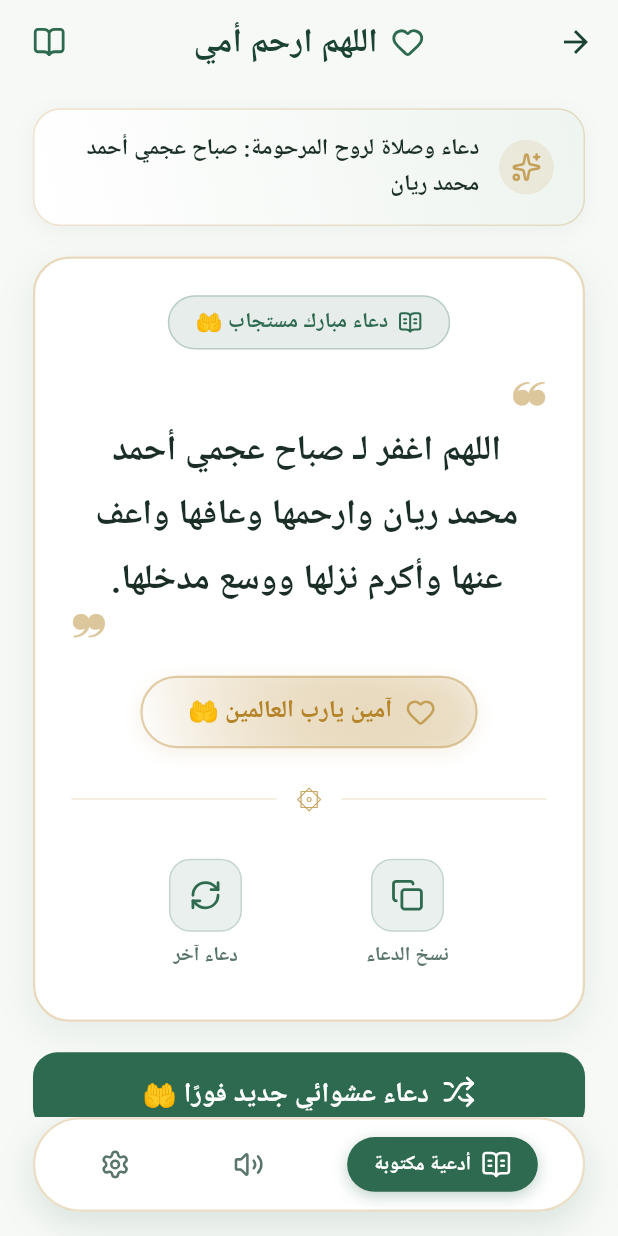
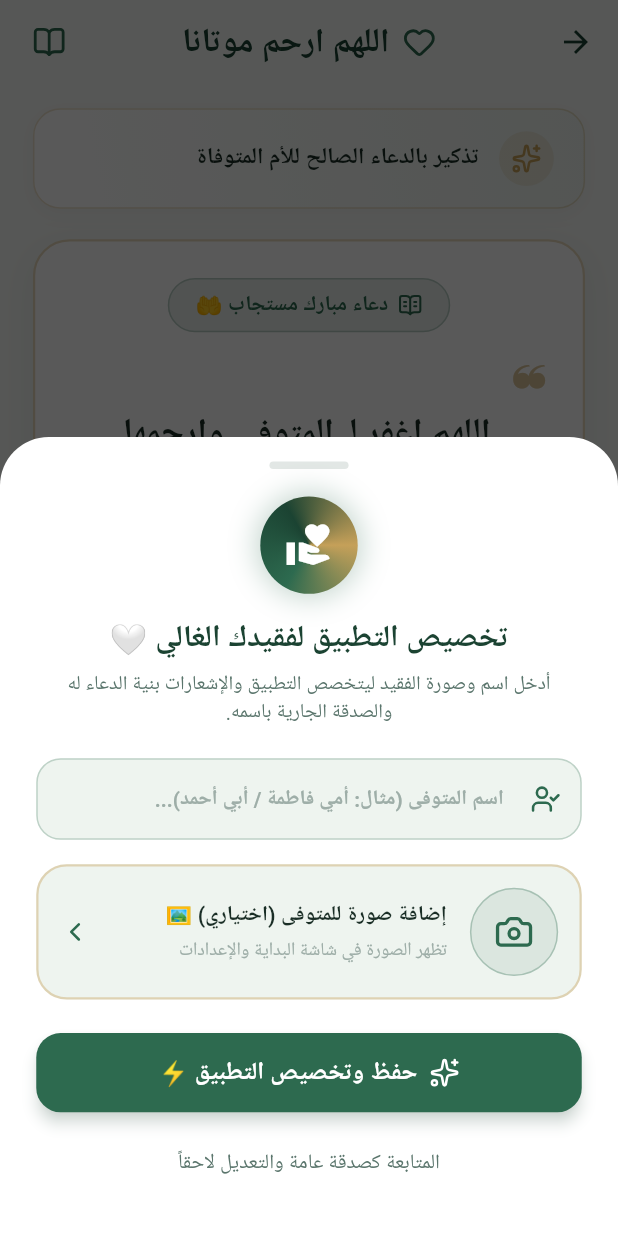
Before and after one commit to MohamedRefky/athkar_alarms, a Flutter app: the ShellScreen screen opened directly, on a phone screen of 412 x 824 dp. Run offline on Flutter 3.47's test engine with Material 3 defaults, Android fonts, the phone set to English and light mode, and no system bars; our stand-ins replace audioplayers, equatable, file_picker, flutter_bloc, flutter_local_notifications, flutter_screenutil and 6 more; accounts and stored records are empty; Roboto replaces fonts that are missing (Zain).

Commit message:
feat: implement core app UI and navigation architecture with home, shell, and initial setup flow

```diff
--- a/lib/models/dua_model.dart
+++ b/lib/models/dua_model.dart
@@ -46,7 +46,8 @@ class DuaModel extends Equatable {
   }
 
   String getFormattedText(String motherName) {
-    final name = motherName.trim().isNotEmpty ? motherName.trim() : 'أمي';
+    final trimmed = motherName.trim();
+    final name = trimmed.isNotEmpty ? trimmed : 'المتوفى';
     return text.replaceAll('{mother_name}', name);
   }
 
--- a/lib/models/settings_model.dart
+++ b/lib/models/settings_model.dart
@@ -85,7 +85,7 @@ class SettingsModel extends Equatable {
   final Map<int, String> customAudioMap;
 
   const SettingsModel({
-    this.motherName = 'صباح عجمي أحمد محمد ريان',
+    this.motherName = '',
     this.isTextNotificationsEnabled = true,
     this.textFrequency = NotificationFrequency.custom,
     this.textCustomIntervalMinutes = 180,
--- a/lib/screens/home_screen.dart
+++ b/lib/screens/home_screen.dart
@@ -23,13 +23,17 @@ class HomeScreen extends StatelessWidget {
       backgroundColor: isDark ? AppColors.darkBackground : AppColors.background,
       appBar: AppBar(
         centerTitle: true,
-        title: Row(
+        title: BlocBuilder<SettingsCubit, SettingsState>(
+          builder: (context, settingsState) {
+            final name = settingsState.settings.motherName.trim();
+            final titleText = name.isNotEmpty ? 'اللهم ارحم $name' : 'اللهم ارحم موتانا';
+            return Row(
               mainAxisSize: MainAxisSize.min,
               children: [
                 Icon(LucideIcons.heart, color: AppColors.primary, size: 22.r),
                 SizedBox(width: 8.w),
                 Text(
-              'اللهم ارحم أمي',
+                  titleText,
                   style: TextStyle(
                     fontSize: 22.sp,
                     fontWeight: FontWeight.bold,
@@ -37,6 +41,8 @@ class HomeScreen extends StatelessWidget {
                   ),
                 ),
               ],
+            );
+          },
         ),
         actions: [
           IconButton(
--- a/lib/services/preferences_service.dart
+++ b/lib/services/preferences_service.dart
@@ -30,7 +30,7 @@ class PreferencesService {
 
   SettingsModel getSettings() {
     final motherName =
-        _prefs.getString(keyMotherName) ?? 'صباح عجمي أحمد محمد ريان';
+        _prefs.getString(keyMotherName) ?? '';
 
     // Text settings
     final isTextEnabled = _prefs.getBool(keyIsTextEnabled) ?? true;
--- /dev/null
+++ b/lib/widgets/initial_setup_sheet.dart
@@ -0,0 +1,398 @@
+import 'dart:io';
+import 'package:file_picker/file_picker.dart';
+import 'package:flutter/material.dart';
+import 'package:flutter_bloc/flutter_bloc.dart';
+import 'package:flutter_screenutil/flutter_screenutil.dart';
+import 'package:lucide_icons_flutter/lucide_icons.dart';
+
+import '../app/app_colors.dart';
+import '../cubits/dua_cubit.dart';
+import '../cubits/settings_cubit.dart';
+
+class InitialSetupSheet extends StatefulWidget {
+  const InitialSetupSheet({super.key});
+
+  static Future<void> show(BuildContext context) async {
+    final isDark = Theme.of(context).brightness == Brightness.dark;
+    await showModalBottomSheet(
+      context: context,
+      isScrollControlled: true,
+      backgroundColor: isDark ? AppColors.darkSurface : AppColors.surface,
+      barrierColor: Colors.black.withValues(alpha: 0.65),
+      shape: RoundedRectangleBorder(
+        borderRadius: BorderRadius.vertical(top: Radius.circular(32.r)),
+      ),
+      builder: (_) => const InitialSetupSheet(),
+    );
+  }
+
+  @override
+  State<InitialSetupSheet> createState() => _InitialSetupSheetState();
+}
+
+class _InitialSetupSheetState extends State<InitialSetupSheet> {
+  late TextEditingController _nameController;
+  String? _pickedImagePath;
+  bool _isPickingImage = false;
+
+  @override
+  void initState() {
+    super.initState();
+    final settings = context.read<SettingsCubit>().state.settings;
+    _nameController = TextEditingController(text: settings.motherName);
+    _pickedImagePath = settings.customSplashImagePath;
+  }
+
+  @override
+  void dispose() {
+    _nameController.dispose();
+    super.dispose();
+  }
+
+  Future<void> _pickImage() async {
+    setState(() => _isPickingImage = true);
+    try {
+      final result = await FilePicker.platform.pickFiles(
+        type: FileType.image,
+        allowMultiple: false,
+      );
+      if (result != null && result.files.single.path != null && mounted) {
+        final rawPath = result.files.single.path!;
+        // Copy to persistent directory
+        String savedPath = rawPath;
+        try {
+          final pickedFile = File(rawPath);
+          final persistentDir =
+              Directory('${pickedFile.parent.parent.path}/persistent_splash');
+          if (!persistentDir.existsSync()) {
+            await persistentDir.create(recursive: true);
+          }
+          final extension = pickedFile.path.split('.').last;
+          final targetFile =
+              File('${persistentDir.path}/splash_image.$extension');
+          await pickedFile.copy(targetFile.path);
+          savedPath = targetFile.path;
+        } catch (_) {}
+
+        setState(() {
+          _pickedImagePath = savedPath;
+        });
+      }
+    } catch (e) {
+      debugPrint('File picker error: $e');
+    } finally {
+      if (mounted) {
+        setState(() => _isPickingImage = false);
+      }
+    }
+  }
+
+  void _saveAndClose() {
+    final name = _nameController.text.trim();
+    final settingsCubit = context.read<SettingsCubit>();
+
+    // Update name
+    settingsCubit.updateMotherName(name);
+
+    // Update image
+    settingsCubit.updateCustomSplashImagePath(_pickedImagePath);
+
+    // Reschedule notifications with new name/image
+    final duaCubit = context.read<DuaCubit>();
+    settingsCubit.rescheduleNotifications(
+      duas: duaCubit.state.duas,
+      audioAzkar: duaCubit.state.audioAzkar,
+      onlyIfEmpty: false,
+    );
+
+    Navigator.pop(context);
+
+    ScaffoldMessenger.of(context).showSnackBar(
+      SnackBar(
+        content: Row(
+          children: [
+            Icon(LucideIcons.checkCircle2, color: Colors.white, size: 20.r),
+            SizedBox(width: 10.w),
+            Expanded(
+              child: Text(
+                name.isNotEmpty
+                    ? 'تم حفظ بيانات "$name" وتخصيص التطبيق والإشعارات 🤍'
+                    : 'تم تخصيص التطبيق بنجاح 🤍',
+                style: const TextStyle(fontWeight: FontWeight.bold),
+              ),
+            ),
+          ],
+        ),
+        backgroundColor: AppColors.primary,
+        behavior: SnackBarBehavior.floating,
+        shape: RoundedRectangleBorder(
+          borderRadius: BorderRadius.circular(12.r),
+        ),
+      ),
+    );
+  }
+
+  @override
+  Widget build(BuildContext context) {
+    final isDark = Theme.of(context).brightness == Brightness.dark;
+    final hasImage = _pickedImagePath != null &&
+        _pickedImagePath!.isNotEmpty &&
+        File(_pickedImagePath!).existsSync();
+
+    return Padding(
+      padding: EdgeInsets.only(
+        left: 22.w,
+        right: 22.w,
+        top: 16.h,
+        bottom: MediaQuery.of(context).viewInsets.bottom + 24.h,
+      ),
+      child: Column(
+        mainAxisSize: MainAxisSize.min,
+        crossAxisAlignment: CrossAxisAlignment.center,
+        children: [
+          // Drag Handle
+          Container(
+            width: 48.w,
+            height: 5.h,
+            decoration: BoxDecoration(
+              color: AppColors.textHint.withValues(alpha: 0.3),
+              borderRadius: BorderRadius.circular(3.r),
+            ),
+          ),
+          SizedBox(height: 18.h),
+
+          // Header Badge Icon
+          Container(
+            padding: EdgeInsets.all(16.r),
+            decoration: BoxDecoration(
+              gradient: SweepGradient(
+                colors: [
+                  AppColors.accentGold,
+                  AppColors.primary,
+                  AppColors.primaryDark,
+                  AppColors.accentGold,
+                ],
+              ),
+              shape: BoxShape.circle,
+              boxShadow: [
+                BoxShadow(
+                  color: AppColors.primary.withValues(alpha: 0.3),
+                  blurRadius: 16.r,
+                  spreadRadius: 2.r,
+                ),
+              ],
+            ),
+            child: Icon(
+              Icons.volunteer_activism,
+              color: Colors.white,
+              size: 32.r,
+            ),
+          ),
+          SizedBox(height: 14.h),
+
+          // Title
+          Text(
+            'تخصيص التطبيق لفقيدك الغالي 🤍',
+            textAlign: TextAlign.center,
+            style: TextStyle(
+              fontSize: 20.sp,
+              fontWeight: FontWeight.bold,
+              color: isDark ? AppColors.darkTextPrimary : AppColors.primaryDark,
+            ),
+          ),
+          SizedBox(height: 6.h),
+
+          // Subtitle
+          Text(
+            'أدخل اسم وصورة الفقيد ليتخصص التطبيق والإشعارات بنية الدعاء له والصدقة الجارية باسمه.',
+            textAlign: TextAlign.center,
+            style: TextStyle(
+              fontSize: 13.sp,
+              color: isDark ? AppColors.darkTextSecondary : AppColors.textSecondary,
+              height: 1.4,
+            ),
+          ),
+          SizedBox(height: 20.h),
+
+          // Name Input Field
+          TextFormField(
+            controller: _nameController,
+            keyboardType: TextInputType.name,
+            style: TextStyle(
+              fontSize: 16.sp,
+              fontWeight: FontWeight.w600,
+              color: isDark ? AppColors.darkTextPrimary : AppColors.textPrimary,
+            ),
+            decoration: InputDecoration(
+              hintText: 'اسم المتوفى (مثال: أمي فاطمة / أبي أحمد)...',
+              hintStyle: TextStyle(fontSize: 13.5.sp, color: AppColors.textHint),
+              prefixIcon: Icon(
+                LucideIcons.userCheck,
+                color: AppColors.primary,
+                size: 20.r,
+              ),
+              filled: true,
+              fillColor: isDark ? AppColors.darkBackground : AppColors.surfaceVariant,
+              contentPadding: EdgeInsets.symmetric(horizontal: 16.w, vertical: 14.h),
+              border: OutlineInputBorder(
+                borderRadius: BorderRadius.circular(16.r),
+                borderSide: BorderSide(
+                  color: AppColors.primary.withValues(alpha: 0.3),
+                ),
+              ),
+              enabledBorder: OutlineInputBorder(
+                borderRadius: BorderRadius.circular(16.r),
+                borderSide: BorderSide(
+                  color: AppColors.primary.withValues(alpha: 0.25),
+                ),
+              ),
+              focusedBorder: OutlineInputBorder(
+                borderRadius: BorderRadius.circular(16.r),
+                borderSide: const BorderSide(
+                  color: AppColors.primary,
+                  width: 1.8,
+                ),
+              ),
+            ),
+          ),
+          SizedBox(height: 16.h),
+
+          // Custom Picture Picker Container
+          InkWell(
+            onTap: _isPickingImage ? null : _pickImage,
+            borderRadius: BorderRadius.circular(20.r),
+            child: Container(
+              width: double.infinity,
+              padding: EdgeInsets.all(14.r),
+              decoration: BoxDecoration(
+                color: isDark ? AppColors.darkBackground : AppColors.surfaceVariant,
+                borderRadius: BorderRadius.circular(20.r),
+                border: Border.all(
+                  color: (hasImage ? AppColors.primary : AppColors.accentGold)
+                      .withValues(alpha: 0.4),
+                  width: 1.5,
+                ),
+              ),
+              child: Row(
+                children: [
+                  // Image Thumbnail or Icon
+                  Container(
+                    width: 58.r,
+                    height: 58.r,
+                    decoration: BoxDecoration(
+                      shape: BoxShape.circle,
+                      color: AppColors.primary.withValues(alpha: 0.1),
+                      border: Border.all(
+                        color: AppColors.primary.withValues(alpha: 0.3),
+                      ),
+                    ),
+                    child: ClipOval(
+                      child: hasImage
+                          ? Image.file(
+                              File(_pickedImagePath!),
+                              fit: BoxFit.cover,
+                              width: 58.r,
+                              height: 58.r,
+                            )
+                          : Icon(
+                              LucideIcons.camera,
+                              color: AppColors.primary,
+                              size: 26.r,
+                            ),
+                    ),
+                  ),
+                  SizedBox(width: 14.w),
+                  Expanded(
+                    child: Column(
+                      crossAxisAlignment: CrossAxisAlignment.start,
+                      children: [
+                        Text(
+                          hasImage ? 'تم اختيار صورة الفقيد ✨' : 'إضافة صورة للمتوفى (اختياري) 🖼️',
+                          style: TextStyle(
+                            fontSize: 14.sp,
+                            fontWeight: FontWeight.bold,
+                            color: isDark
+                                ? AppColors.darkTextPrimary
+                                : AppColors.textPrimary,
+                          ),
+                        ),
+                        SizedBox(height: 3.h),
+                        Text(
+                          hasImage
+                              ? 'اضغط لتغيير الصورة المختارة'
+                              : 'تظهر الصورة في شاشة البداية والإعدادات',
+                          style: TextStyle(
+                            fontSize: 12.sp,
+                            color: AppColors.textHint,
+                          ),
+                        ),
+                      ],
+                    ),
+                  ),
+                  if (hasImage)
+                    IconButton(
+                      icon: Icon(LucideIcons.x, color: AppColors.error, size: 20.r),
+                      onPressed: () {
+                        setState(() {
+                          _pickedImagePath = null;
+                        });
+                      },
+                    )
+                  else
+                    Icon(
+                      LucideIcons.chevronLeft,
+                      color: AppColors.primary,
+                      size: 20.r,
+                    ),
+                ],
+              ),
+            ),
+          ),
+          SizedBox(height: 22.h),
+
+          // Primary Save Button
+          SizedBox(
+            width: double.infinity,
+            height: 52.h,
+            child: ElevatedButton.icon(
+              style: ElevatedButton.styleFrom(
+                backgroundColor: AppColors.primary,
+                shape: RoundedRectangleBorder(
+                  borderRadius: BorderRadius.circular(16.r),
+                ),
+                elevation: 4,
+                shadowColor: AppColors.primary.withValues(alpha: 0.4),
+              ),
+              icon: Icon(LucideIcons.sparkles, color: Colors.white, size: 20.r),
+              label: Text(
+                'حفظ وتخصيص التطبيق ⚡',
+                style: TextStyle(
+                  fontSize: 16.sp,
+                  fontWeight: FontWeight.bold,
+                  color: Colors.white,
+                ),
+              ),
+              onPressed: _saveAndClose,
+            ),
+          ),
+
+          SizedBox(height: 10.h),
+
+          // Secondary Skip Button
+          TextButton(
+            onPressed: () => Navigator.pop(context),
+            child: Text(
+              'المتابعة كصدقة عامة والتعديل لاحقاً',
+              style: TextStyle(
+                fontSize: 13.5.sp,
+                color: isDark
+                    ? AppColors.darkTextSecondary
+                    : AppColors.textSecondary,
+              ),
+            ),
+          ),
+        ],
+      ),
+    );
+  }
+}
```
Also changed, not shown: lib/screens/shell_screen.dart (+12 -0 lines), lib/screens/splash_screen.dart (+75 -35 lines), 1 other file. Lines whose indentation alone changed are shown as unchanged.
